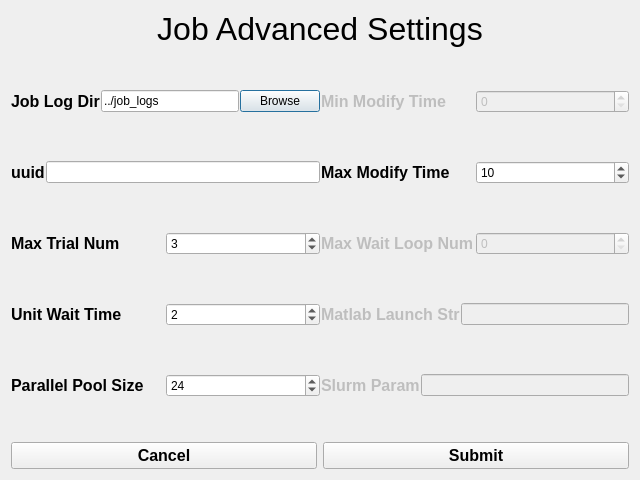
This is simreconjobadvanced.ui in abcucberkeley/PetaKit5D-GUI as Qt 5 draws it before an edit. The edited form follows.
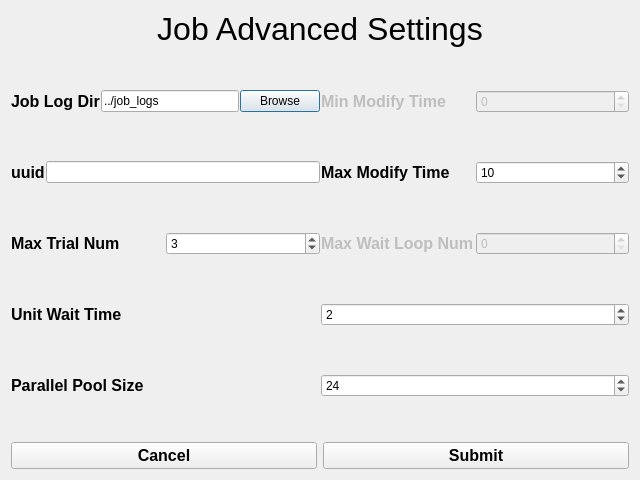
This is the edited form.

The edit to the form file:
```diff
--- a/simreconjobadvanced.ui
+++ b/simreconjobadvanced.ui
@@ -261,7 +261,7 @@
       </spacer>
      </item>
      <item>
-      <layout class="QHBoxLayout" name="horizontalLayout_14" stretch="1,1">
+      <layout class="QHBoxLayout" name="horizontalLayout_14" stretch="1">
        <item>
         <layout class="QHBoxLayout" name="horizontalLayout_4">
          <item>
@@ -269,7 +269,6 @@
            <property name="font">
             <font>
              <pointsize>12</pointsize>
-             <weight>75</weight>
              <bold>true</bold>
             </font>
            </property>
@@ -287,37 +286,6 @@
          </item>
         </layout>
        </item>
-       <item>
-        <layout class="QHBoxLayout" name="horizontalLayout_9">
-         <item>
-          <widget class="QLabel" name="matlabLaunchStrLabel">
-           <property name="enabled">
-            <bool>false</bool>
-           </property>
-           <property name="font">
-            <font>
-             <pointsize>12</pointsize>
-             <weight>75</weight>
-             <bold>true</bold>
-            </font>
-           </property>
-           <property name="text">
-            <string>Matlab Launch Str</string>
-           </property>
-          </widget>
-         </item>
-         <item>
-          <widget class="QLineEdit" name="matlabLaunchStrLineEdit">
-           <property name="enabled">
-            <bool>false</bool>
-           </property>
-           <property name="alignment">
-            <set>Qt::AlignLeading|Qt::AlignLeft|Qt::AlignVCenter</set>
-           </property>
-          </widget>
-         </item>
-        </layout>
-       </item>
       </layout>
      </item>
      <item>
@@ -337,7 +305,7 @@
       </spacer>
      </item>
      <item>
-      <layout class="QHBoxLayout" name="horizontalLayout_15" stretch="1,1">
+      <layout class="QHBoxLayout" name="horizontalLayout_15" stretch="1">
        <item>
         <layout class="QHBoxLayout" name="horizontalLayout_11">
          <item>
@@ -345,7 +313,6 @@
            <property name="font">
             <font>
              <pointsize>12</pointsize>
-             <weight>75</weight>
              <bold>true</bold>
             </font>
            </property>
@@ -369,37 +336,6 @@
          </item>
         </layout>
        </item>
-       <item>
-        <layout class="QHBoxLayout" name="horizontalLayout_10">
-         <item>
-          <widget class="QLabel" name="slurmParamLabel">
-           <property name="enabled">
-            <bool>false</bool>
-           </property>
-           <property name="font">
-            <font>
-             <pointsize>12</pointsize>
-             <weight>75</weight>
-             <bold>true</bold>
-            </font>
-           </property>
-           <property name="text">
-            <string>Slurm Param</string>
-           </property>
-          </widget>
-         </item>
-         <item>
-          <widget class="QLineEdit" name="slurmParamLineEdit">
-           <property name="enabled">
-            <bool>false</bool>
-           </property>
-           <property name="alignment">
-            <set>Qt::AlignLeading|Qt::AlignLeft|Qt::AlignVCenter</set>
-           </property>
-          </widget>
-         </item>
-        </layout>
-       </item>
       </layout>
      </item>
     </layout>
```
Left out of the diff: 8 changed lines with no effect on the pictures.
